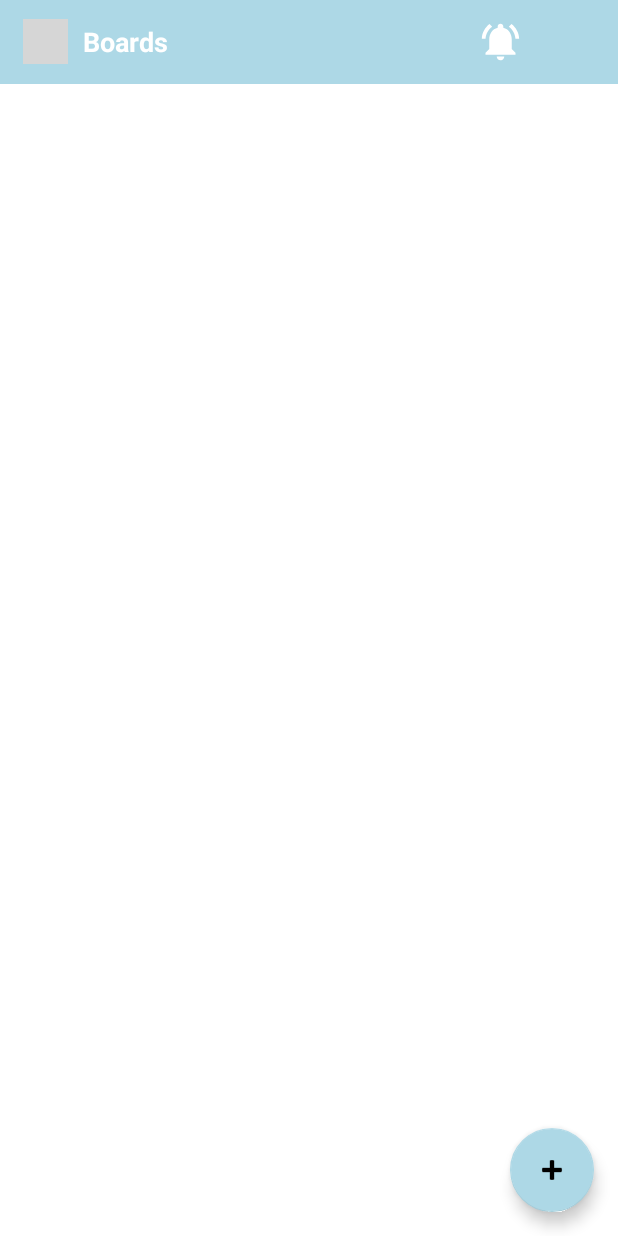
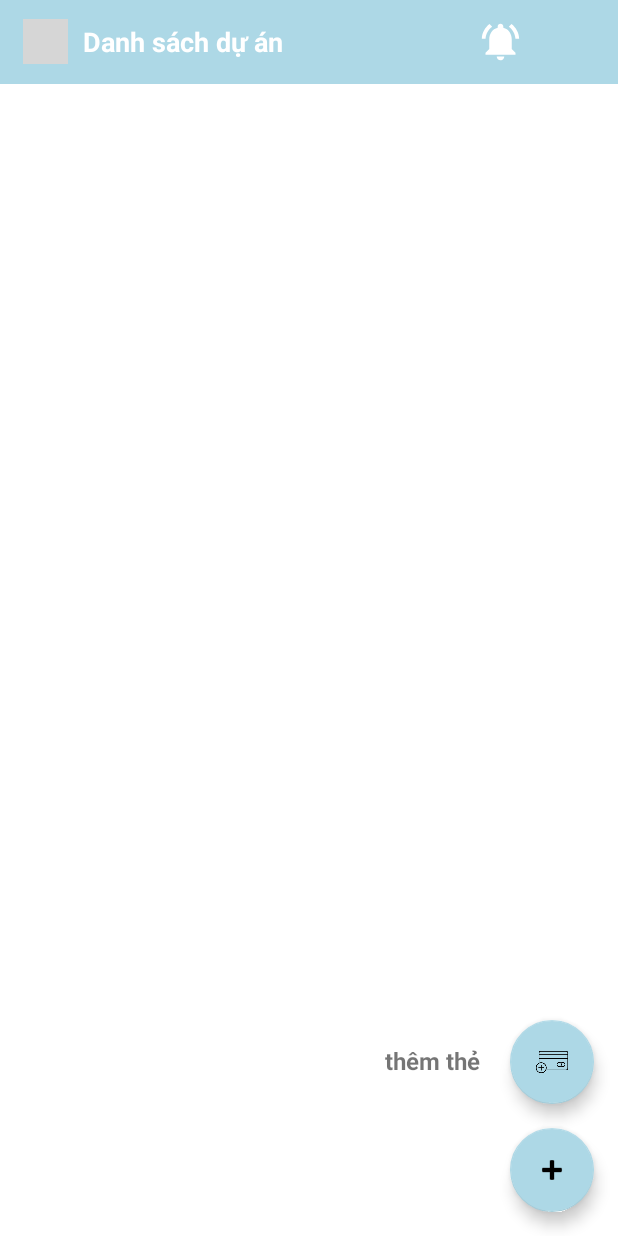
Before and after one commit to hauphanlvc/DoAnNT118, an Android app: the layout activity_main.xml on its own in the app's theme, with its tools: preview values and no code run, on a phone screen of 412 x 824 dp. Run offline under Robolectric (Android 15) with nearby library versions, the light colour scheme and no system bars; grey boxes are pictures that could not be loaded.

Commit message:
thêm thẻ

```diff
--- a/app/src/main/java/com/example/doannt118/MainActivity.java
+++ b/app/src/main/java/com/example/doannt118/MainActivity.java
@@ -57,6 +57,8 @@ public class MainActivity extends AppCompatActivity {
         fabAdd = (FloatingActionButton) findViewById(R.id.fab);
         fabAddTask = (FloatingActionButton) findViewById(R.id.fabAddTask);
         tvAddCard = (TextView) findViewById(R.id.textViewAddTask);
+        fabAddTask.setVisibility(View.GONE);
+        tvAddCard.setVisibility(View.GONE);
         fabAdd.show();
         fabAdd.setOnClickListener(new View.OnClickListener() {
             @Override
--- a/app/src/main/res/layout/activity_main.xml
+++ b/app/src/main/res/layout/activity_main.xml
@@ -37,7 +37,7 @@
                 android:layout_width="263dp"
                 android:layout_height="wrap_content"
                 android:layout_marginStart="10dp"
-                android:text="Boards"
+                android:text="Danh sách dự án"
                 android:textColor="@color/white"
                 android:textSize="18sp"
                 android:textStyle="bold" />
@@ -48,7 +48,8 @@
                 android:layout_height="30dp"
 
                 android:src="@drawable/ic_notifications"
-                app:tint="@color/white" />
+                app:tint="@color/white"
+                android:contentDescription="noficication symbol" />
         </LinearLayout>
 
         <androidx.recyclerview.widget.RecyclerView
@@ -75,7 +76,7 @@
             android:clickable="true"
             app:srcCompat="@android:drawable/ic_input_add"
             android:focusable="true"
-            />
+            android:contentDescription="nút thêm" />
 
         <com.google.android.material.floatingactionbutton.FloatingActionButton
             android:id="@+id/fabAddTask"
@@ -89,8 +90,9 @@
             app:layout_constraintBottom_toTopOf="@+id/fab"
             app:layout_constraintEnd_toEndOf="parent"
             app:srcCompat="@drawable/add_card"
-            android:visibility="gone"
-            android:focusable="true" />
+            android:visibility="visible"
+            android:focusable="true"
+            android:contentDescription="thêm thẻ"/>
 
         <TextView
             android:id="@+id/textViewAddTask"
@@ -98,10 +100,10 @@
             android:layout_height="wrap_content"
             android:layout_marginTop="16dp"
             android:layout_marginEnd="20dp"
-            android:text="Add Task"
+            android:text="thêm thẻ"
             android:textSize="16sp"
             android:textStyle="bold"
-            android:visibility="gone"
+            android:visibility="visible"
             app:layout_constraintEnd_toStartOf="@+id/fabAddTask"
             app:layout_constraintTop_toTopOf="@+id/fabAddTask" />
     </androidx.constraintlayout.widget.ConstraintLayout>
--- a/app/src/main/res/layout/activity_notifications.xml
+++ b/app/src/main/res/layout/activity_notifications.xml
@@ -31,9 +31,9 @@
             android:layout_width="263dp"
             android:layout_height="wrap_content"
             android:layout_marginStart="10dp"
-            android:text="Notifications"
+            android:text="Thông báo"
             android:textColor="@color/white"
-            android:textSize="18dp"
+            android:textSize="18sp"
             android:textStyle="bold" />
 
 
--- a/app/src/main/res/menu/nagivation_menu.xml
+++ b/app/src/main/res/menu/nagivation_menu.xml
@@ -3,9 +3,9 @@
     <item
     android:id="@+id/menuSettings"
     android:icon="@drawable/ic_settings_black"
-    android:title="Settings" />
+    android:title="Cài đặt " />
     <item
         android:id="@+id/menuLogOut"
         android:icon="@drawable/logout"
-        android:title="Log out" />
+        android:title="Đăng " />
 </menu>
--- a/app/src/main/res/values/strings.xml
+++ b/app/src/main/res/values/strings.xml
@@ -1,3 +1,4 @@
 <resources>
     <string name="app_name">DoAnNT118</string>
+    <string name="add_task">Add Task</string>
 </resources>
```
Also changed, not shown: app/src/main/AndroidManifest.xml (+7 -5 lines), app/src/main/java/com/example/doannt118/them_the.java (added, +14 -0 lines), app/src/main/res/layout/activity_them_the.xml (added, +9 -0 lines).
